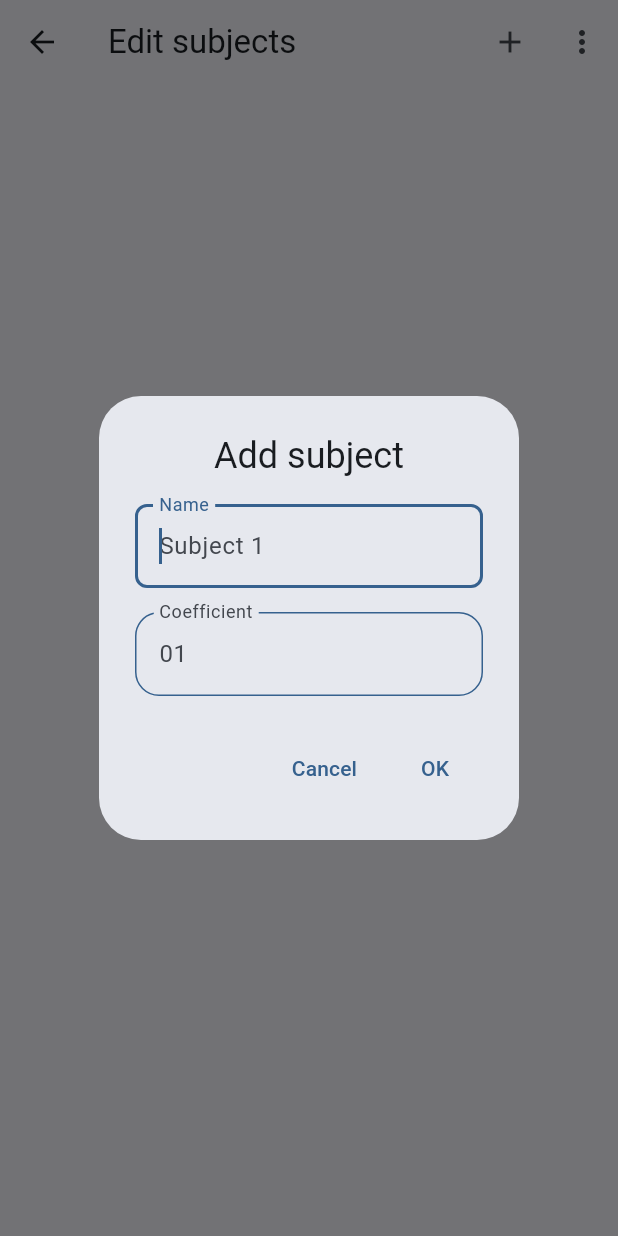
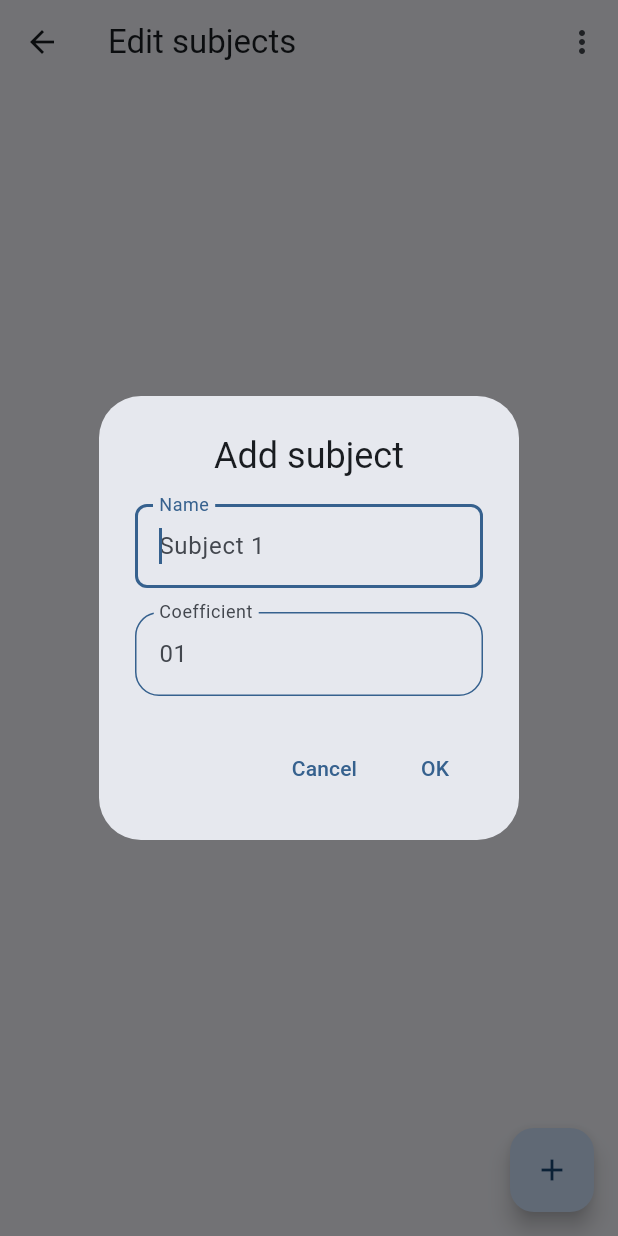
Before and after one commit to NightDreamGames/Graded, a Flutter app: the SubjectEditRoute screen opened by its route, after a tap on the "add" icon, on a phone screen of 412 x 824 dp. Run offline on Flutter 3.47's test engine with Material 2 defaults, Android fonts, the phone set to English and light mode, and no system bars; our stand-ins replace diacritic, dynamic_color, package_info_plus, page_transition, shared_preferences, sprintf; missing offline and left inert: customizable_space_bar, excel, flutter_displaymode; accounts and stored records are empty.

Commit message:
Added a fab the the subject editing screen

```diff
--- a/lib/UI/subject_edit_route.dart
+++ b/lib/UI/subject_edit_route.dart
@@ -42,10 +42,13 @@ class _SubjectEditRouteState extends State<SubjectEditRoute> with WidgetsBinding
   @override
   Widget build(BuildContext context) {
     return Scaffold(
+      floatingActionButton: FloatingActionButton(
+        onPressed: () => {_displayTextInputDialog(context)},
+        child: const Icon(Icons.add),
+      ),
       appBar: AppBar(
         title: Text(Translations.edit_subjects),
         actions: <Widget>[
-          IconButton(onPressed: () => _displayTextInputDialog(context), icon: const Icon(Icons.add)),
           PopupMenuButton<String>(
             color: ElevationOverlay.applySurfaceTint(Theme.of(context).colorScheme.surface, Theme.of(context).colorScheme.surfaceTint, 2),
             icon: const Icon(Icons.more_vert),
@@ -81,6 +84,7 @@ class _SubjectEditRouteState extends State<SubjectEditRoute> with WidgetsBinding
           SliverList(
             delegate: SliverChildBuilderDelegate(
               (context, index) {
+                if (index != Manager.termTemplate.length) {
                   GlobalKey listKey = GlobalKey();
 
                   return Column(
@@ -93,8 +97,8 @@ class _SubjectEditRouteState extends State<SubjectEditRoute> with WidgetsBinding
 
                           var result = await showMenu(
                             context: context,
-                          color:
-                              ElevationOverlay.applySurfaceTint(Theme.of(context).colorScheme.surface, Theme.of(context).colorScheme.surfaceTint, 2),
+                            color: ElevationOverlay.applySurfaceTint(
+                                Theme.of(context).colorScheme.surface, Theme.of(context).colorScheme.surfaceTint, 2),
                             position: RelativeRect.fromLTRB(position.dx, position.dy, 0, 0),
                             items: [
                               PopupMenuItem<String>(value: "edit", child: Text(Translations.edit)),
@@ -145,9 +149,14 @@ class _SubjectEditRouteState extends State<SubjectEditRoute> with WidgetsBinding
                       ),
                     ],
                   );
+                } else {
+                  return const Padding(
+                    padding: EdgeInsets.only(bottom: 88),
+                  );
+                }
               },
               addAutomaticKeepAlives: true,
-              childCount: Manager.termTemplate.length,
+              childCount: Manager.termTemplate.length + 1,
             ),
           ),
         ],
```
Lines whose indentation alone changed are shown as unchanged.
